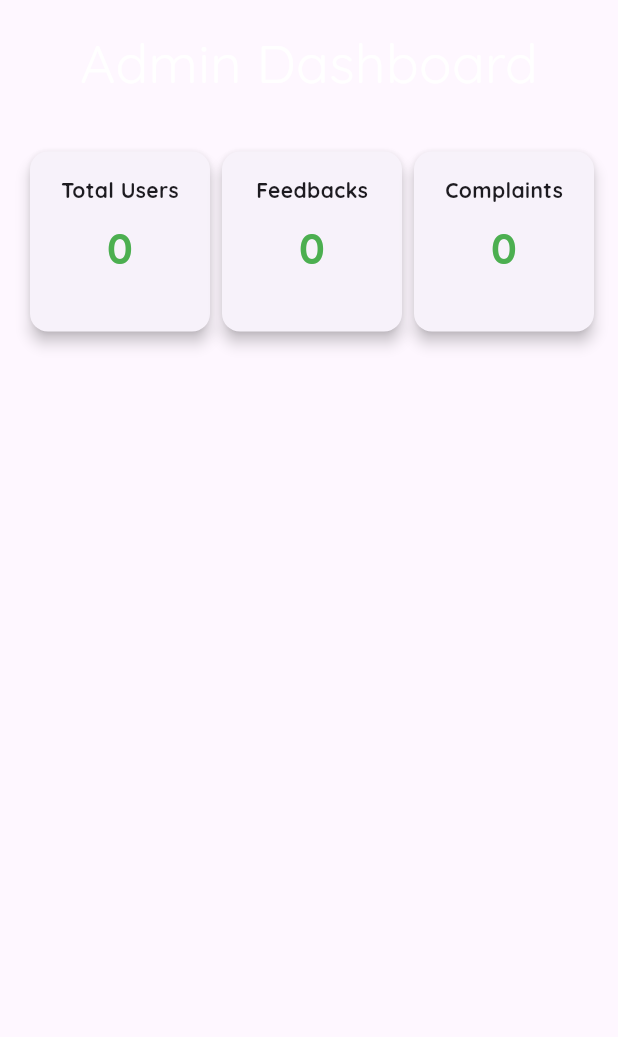
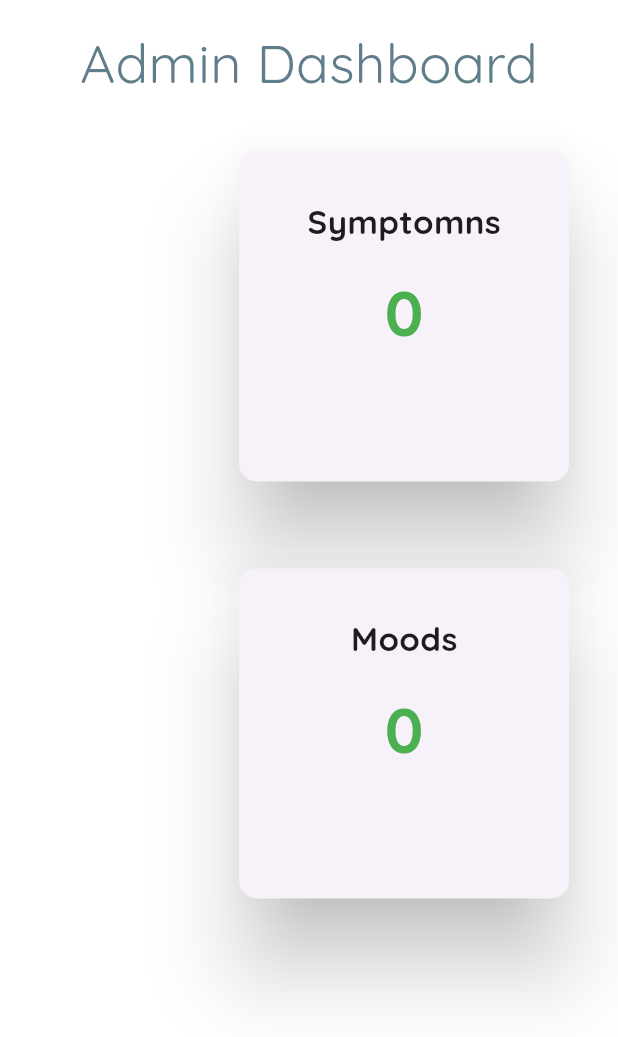
Before and after one commit to alviya18/Adelle, a Flutter app: the Dashboard widget shown alone on an empty page, opened directly, on a phone screen of 412 x 824 dp. Shown: the top 1037 px of the screen. Run offline on Flutter 3.47's test engine with Material 3 defaults, Android fonts, the phone set to English and light mode, and no system bars; our stand-ins replace cherry_toast, flutter_calendar_carousel, google_fonts, pie_chart, supabase_flutter, syncfusion_flutter_gauges; missing offline and left inert: scrollable_clean_calendar; accounts and stored records are empty.

Commit message:
admin dashboard

```diff
--- a/Project/admin_adelle/lib/main.dart
+++ b/Project/admin_adelle/lib/main.dart
@@ -23,7 +23,7 @@ class MainApp extends StatelessWidget {
   @override
   Widget build(BuildContext context) {
     return const MaterialApp(
-        title: "Adelle", debugShowCheckedModeBanner: false, home: Homepage());
+        title: "Adelle", debugShowCheckedModeBanner: false, home: LoginPage());
   }
 }
 
--- a/Project/admin_adelle/lib/screens/dashboard.dart
+++ b/Project/admin_adelle/lib/screens/dashboard.dart
@@ -1,6 +1,8 @@
 import 'package:admin_adelle/main.dart';
+
 import 'package:flutter/material.dart';
 import 'package:google_fonts/google_fonts.dart';
+import 'package:pie_chart/pie_chart.dart';
 
 class Dashboard extends StatefulWidget {
   const Dashboard({super.key});
@@ -13,6 +15,42 @@ class _DashboardState extends State<Dashboard> {
   List<Map<String, dynamic>> userList = [];
   List<Map<String, dynamic>> complaintList = [];
   List<Map<String, dynamic>> feedbackList = [];
+  List<Map<String, dynamic>> moodList = [];
+  List<Map<String, dynamic>> symptomList = [];
+  Future<void> fetchEmotions() async {
+    try {
+      final response = await supabase.from('tbl_emotions').select();
+      setState(() {
+        moodList = response;
+      });
+    } catch (e) {
+      ScaffoldMessenger.of(context).showSnackBar(SnackBar(
+        content: Text(
+          "Failed",
+          style: TextStyle(color: Colors.white),
+        ),
+        backgroundColor: Colors.red,
+      ));
+    }
+  }
+
+  Future<void> fetchSymptoms() async {
+    try {
+      final response = await supabase.from('tbl_symptoms').select();
+      setState(() {
+        symptomList = response;
+      });
+    } catch (e) {
+      ScaffoldMessenger.of(context).showSnackBar(SnackBar(
+        content: Text(
+          "Failed",
+          style: TextStyle(color: Colors.white),
+        ),
+        backgroundColor: Colors.red,
+      ));
+    }
+  }
+
   Future<void> fetchFeedbacks() async {
     try {
       final response = await supabase.from('tbl_feedback').select();
@@ -69,11 +107,28 @@ class _DashboardState extends State<Dashboard> {
     fetchUser();
     fetchFeedbacks();
     fetchComplaints();
+    fetchEmotions();
+    fetchSymptoms();
   }
 
+  Map<String, double> getDataMap() {
+    return {
+      "Users": userList.length.toDouble(),
+      "Feedbacks": feedbackList.length.toDouble(),
+      "Complaints": complaintList.length.toDouble(),
+    };
+  }
+
+  List<Color> colorList = [
+    const Color.fromARGB(255, 19, 149, 255),
+    const Color.fromARGB(255, 4, 169, 10),
+    const Color.fromARGB(255, 223, 21, 7),
+    Colors.yellow
+  ];
   @override
   Widget build(BuildContext context) {
     return Container(
+        color: Colors.white,
         child: Padding(
           padding: const EdgeInsets.all(16.0),
           child: Column(
@@ -85,7 +140,7 @@ class _DashboardState extends State<Dashboard> {
                   style: GoogleFonts.quicksand().copyWith(
                       fontSize: 36,
                       // fontWeight: FontWeight.bold,
-                  color: Colors.white),
+                      color: Colors.blueGrey),
                 ),
               ),
               SizedBox(
@@ -95,9 +150,63 @@ class _DashboardState extends State<Dashboard> {
               Row(
                 mainAxisAlignment: MainAxisAlignment.spaceEvenly,
                 children: [
-              StatsCard(title: "Total Users", value: "${userList.length}"),
-              StatsCard(title: "Feedbacks", value: "${feedbackList.length}"),
-              StatsCard(title: "Complaints", value: "${complaintList.length}"),
+                  // StatsCard(title: "Total Users", value: "${userList.length}"),
+                  // StatsCard(title: "Feedbacks", value: "${feedbackList.length}"),
+                  // StatsCard(title: "Complaints", value: "${complaintList.length}"),
+                  getDataMap().values.every((value) => value == 0)
+                      ? Center(
+                          child: Text("No Data Available",
+                              style: TextStyle(color: Colors.white)))
+                      : Card(
+                          elevation: 25,
+                          shadowColor: Colors.black,
+
+                          // surfaceTintColor: Colors.white,
+                          child: Padding(
+                            padding: const EdgeInsets.symmetric(
+                                vertical: 50, horizontal: 25),
+                            child: PieChart(
+                              dataMap: getDataMap(),
+                              animationDuration: Duration(seconds: 2),
+                              chartLegendSpacing: 32,
+                              chartRadius:
+                                  MediaQuery.of(context).size.width / 4,
+                              colorList: colorList,
+                              initialAngleInDegree: 0,
+                              chartType: ChartType.ring,
+                              ringStrokeWidth: 12,
+
+                              // centerText: "",
+                              legendOptions: LegendOptions(
+                                showLegendsInRow: false,
+                                legendPosition: LegendPosition.right,
+                                showLegends: true,
+                                legendShape: BoxShape.circle,
+                                legendTextStyle:
+                                    GoogleFonts.quicksand().copyWith(
+                                  fontWeight: FontWeight.bold,
+                                ),
+                              ),
+                              chartValuesOptions: ChartValuesOptions(
+                                showChartValueBackground: true,
+                                showChartValues: true,
+                                showChartValuesInPercentage: false,
+                                showChartValuesOutside: false,
+                                decimalPlaces: 1,
+                              ),
+                              // gradientList: ---To add gradient colors---
+                              // emptyColorGradient: ---Empty Color gradient---
+                            ),
+                          ),
+                        ),
+                  Column(children: [
+                    StatsCard(
+                        title: "Symptomns", value: "${symptomList.length}"),
+                    SizedBox(
+                      height: 50,
+                    ),
+                    StatsCard(title: "Moods", value: "${moodList.length}"),
+                  ])
                 ],
               ),
             ],
@@ -115,20 +224,21 @@ class StatsCard extends StatelessWidget {
   @override
   Widget build(BuildContext context) {
     return Card(
-      elevation: 4,
+      elevation: 25,
       child: Container(
         padding: EdgeInsets.all(16),
-        width: 120,
-        height: 120,
+        width: 220,
+        height: 220,
         child: Column(
           children: [
+            SizedBox(height: 15),
             Text(title,
                 style: GoogleFonts.quicksand()
-                    .copyWith(fontWeight: FontWeight.bold)),
-            SizedBox(height: 8),
+                    .copyWith(fontWeight: FontWeight.bold, fontSize: 22)),
+            SizedBox(height: 15),
             Text(value,
                 style: GoogleFonts.quicksand().copyWith(
-                    fontSize: 28,
+                    fontSize: 42,
                     color: Colors.green,
                     fontWeight: FontWeight.bold)),
           ],
--- a/Project/admin_adelle/pubspec.yaml
+++ b/Project/admin_adelle/pubspec.yaml
@@ -7,11 +7,15 @@ environment:
   sdk: ^3.6.0
 
 dependencies:
+
   cherry_toast: ^1.12.0
+
   flutter:
     sdk: flutter
   google_fonts: ^6.2.1
+  pie_chart: ^5.4.0
   supabase_flutter: ^2.8.3
+
 
 dev_dependencies:
   flutter_test:
```
Also changed, not shown: Project/admin_adelle/pubspec.lock. Lines whose indentation alone changed are shown as unchanged.
